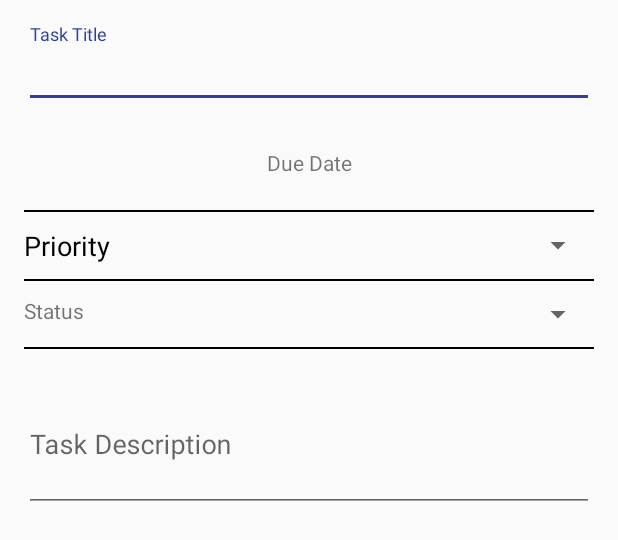
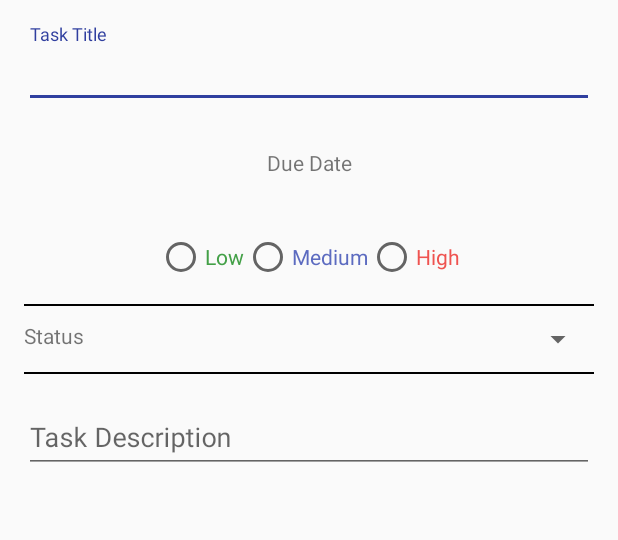
Before and after one commit to Mario0419/To-Do-App-Android, an Android app: the layout content_edit_item.xml on its own in the app's theme, with its tools: preview values and no code run, on a phone screen of 412 x 824 dp. Shown: the top 540 px of the screen. Run offline under Robolectric (Android 15) with nearby library versions, the phone set to English and light mode, and no system bars.

Commit message:
Added radio buttons instead of spinner for priority

```diff
--- a/app/src/main/res/layout/content_edit_item.xml
+++ b/app/src/main/res/layout/content_edit_item.xml
@@ -48,35 +48,39 @@
 
         </LinearLayout>
 
-        <View
-            android:layout_width="match_parent"
-            android:layout_height="1dp"
-            android:background="#000000"/>
 
-        <LinearLayout
-            android:orientation="horizontal"
-            android:layout_width="match_parent"
-            android:layout_height="wrap_content"
-            android:layout_marginTop="10dp"
-            android:layout_marginBottom="10dp">
-
-            <TextView
-                android:layout_width="wrap_content"
-                android:layout_height="wrap_content"
-                android:paddingRight="150dp"
-                android:textSize="18dp"
-                android:textColor="#000000"
-                android:text="Priority"/>
-
-            <android.support.v7.widget.AppCompatSpinner
-                android:id="@+id/spinner_priority"
+            <RadioGroup
+                android:id="@+id/radio_group_priority"
                 android:layout_width="match_parent"
                 android:layout_height="wrap_content"
-                android:textAlignment="textEnd"
-                android:gravity="end">
+                android:gravity="center_horizontal"
+                android:paddingTop="15dp"
+                android:paddingBottom="15dp"
+                android:orientation="horizontal">
 
-            </android.support.v7.widget.AppCompatSpinner>
-        </LinearLayout>
+                <RadioButton
+                    android:id="@+id/radio_button_low"
+                    android:layout_width="wrap_content"
+                    android:layout_height="wrap_content"
+                    android:text="@string/low"
+                    android:onClick="onRadioButtonClicked"
+                    android:textColor="@color/greenMaterial"/>
+                <RadioButton
+                    android:id="@+id/radio_button_med"
+                    android:layout_width="wrap_content"
+                    android:layout_height="wrap_content"
+                    android:text="@string/medium"
+                    android:onClick="onRadioButtonClicked"
+                    android:textColor="@color/indigoMaterial"/>
+                <RadioButton
+                    android:id="@+id/radio_button_high"
+                    android:layout_width="wrap_content"
+                    android:layout_height="wrap_content"
+                    android:text="@string/high"
+                    android:onClick="onRadioButtonClicked"
+                    android:textColor="@color/redMaterial"/>
+
+            </RadioGroup>
 
         <View
             android:layout_width="match_parent"
@@ -120,7 +124,7 @@
                 android:id="@+id/edittext_task_desc"
                 android:layout_width="match_parent"
                 android:layout_height="wrap_content"
-                android:lines="3"
+                android:maxLines="3"
                 android:hint="Task Description"/>
 
         </android.support.design.widget.TextInputLayout>
--- a/app/src/main/res/values/strings.xml
+++ b/app/src/main/res/values/strings.xml
@@ -13,4 +13,7 @@
         <item>Hold</item>
         <item>Done</item>
     </string-array>
+    <string name="low">Low</string>
+    <string name="medium">Medium</string>
+    <string name="high">High</string>
 </resources>
```
Also changed, not shown: app/src/main/java/com/mx3studios/to_do/EditItemActivity.java (+65 -6 lines), app/src/main/res/values/styles.xml (+6 -6 lines).
